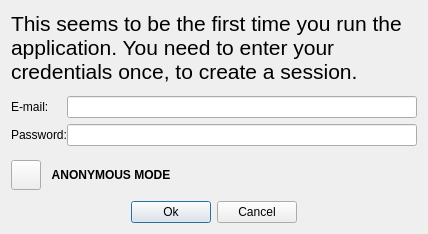
Above: examples/qtmegachatapi/LoginDialog.ui from meganz/MEGAchat before the change. Below: the same form after it.
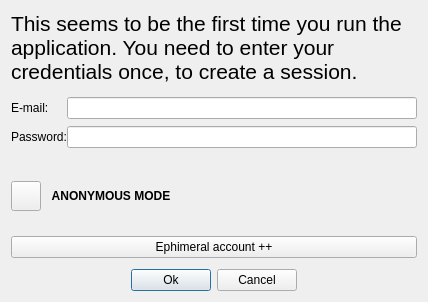
That is the form after the change. Icons and pictures are not drawn.

Commit message: Allow use ephemeral account ++ in qtApp

```diff
--- a/examples/qtmegachatapi/LoginDialog.ui
+++ b/examples/qtmegachatapi/LoginDialog.ui
@@ -7,7 +7,7 @@
     <x>0</x>
     <y>0</y>
     <width>428</width>
-    <height>234</height>
+    <height>302</height>
    </rect>
   </property>
   <property name="acceptDrops">
@@ -16,7 +16,7 @@
   <property name="windowTitle">
    <string>Login to MEGA</string>
   </property>
-  <layout class="QVBoxLayout" name="verticalLayout" stretch="0,1,0,0">
+  <layout class="QVBoxLayout" name="verticalLayout" stretch="0,0,0,0,0">
    <item>
     <widget class="QLabel" name="label_3">
      <property name="sizePolicy">
@@ -173,6 +173,17 @@
      </item>
     </layout>
    </item>
+   <item>
+    <layout class="QHBoxLayout" name="horizontalLayout">
+     <item>
+      <widget class="QPushButton" name="bEphimeralAccount">
+       <property name="text">
+        <string>Ephimeral account ++</string>
+       </property>
+      </widget>
+     </item>
+    </layout>
+   </item>
    <item>
     <layout class="QHBoxLayout" name="horizontalLayout_4">
      <property name="leftMargin">
```
Left out of the diff: 6 changed lines with no effect on the pictures. The commit also changes 10 other files.
